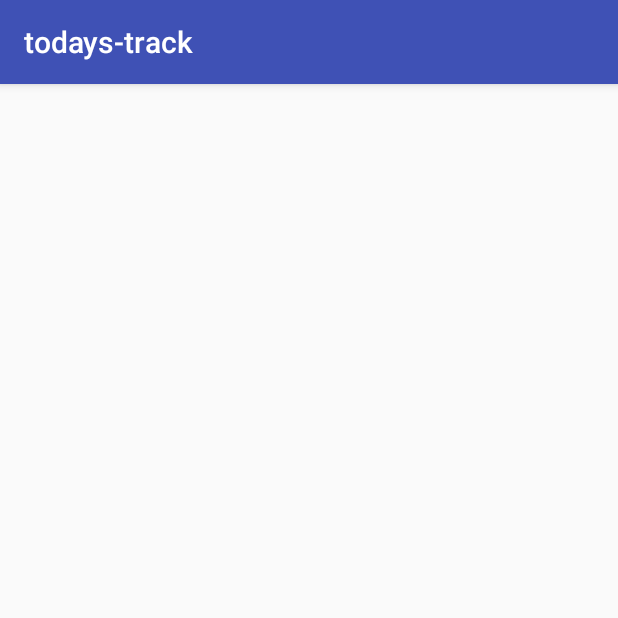
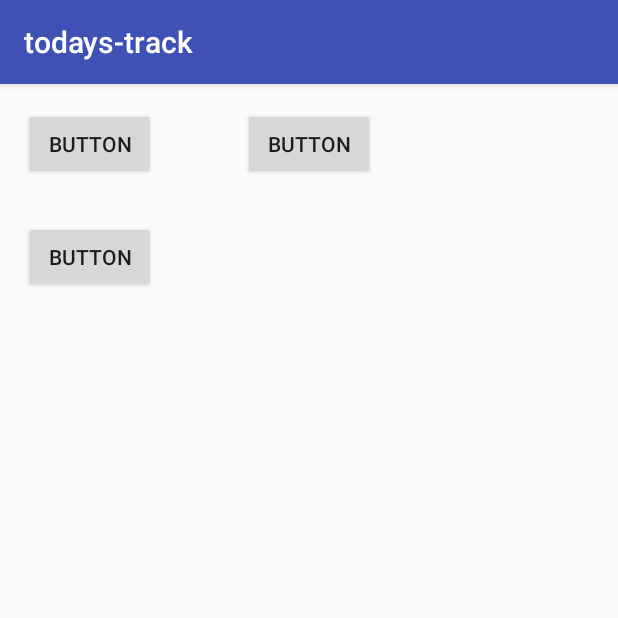
Before and after one commit to gigaverse/todays-track, an Android app: the screen it shows after launch (MainActivity), on a phone screen of 412 x 824 dp, the top half of it. Run offline under Robolectric (Android 15) with nearby library versions, the phone set to English and light mode, and no system bars; libraries missing offline, so code that uses them is left out: com.github.hiteshsondhi88.libffmpeg.

Commit message:
FFMPEG implementation of merginng video and audio
-Added the FFMPEG code that might work

```diff
--- a/app/src/main/java/yambritton/hackrice/todays_track/MainActivity.java
+++ b/app/src/main/java/yambritton/hackrice/todays_track/MainActivity.java
@@ -1,7 +1,17 @@
 package yambritton.hackrice.todays_track;
 
+import android.content.Intent;
+import android.os.Debug;
 import android.support.v7.app.AppCompatActivity;
 import android.os.Bundle;
+import android.util.Log;
+import android.view.View;
+import android.widget.Button;
+import android.widget.Toast;
+
+import com.github.hiteshsondhi88.libffmpeg.ExecuteBinaryResponseHandler;
+import com.github.hiteshsondhi88.libffmpeg.FFmpeg;
+import com.github.hiteshsondhi88.libffmpeg.exceptions.FFmpegCommandAlreadyRunningException;
 
 public class MainActivity extends AppCompatActivity {
 
@@ -9,5 +19,65 @@ public class MainActivity extends AppCompatActivity {
     protected void onCreate(Bundle savedInstanceState) {
         super.onCreate(savedInstanceState);
         setContentView(R.layout.activity_main);
+
+        //This is where I put the test buttons
+        final Button videobutton = (Button) findViewById(R.id.videobutton);
+
+        videobutton.setOnClickListener(new View.OnClickListener() {
+            public void onClick(View v) {
+                //  select video
+
+            }
+        });
+
+        final Button audiobutton = (Button) findViewById(R.id.audiobutton);
+
+        audiobutton.setOnClickListener(new View.OnClickListener() {
+            public void onClick(View v) {
+                // select audio
+            }
+        });
+
+        final Button outputbutton = (Button) findViewById(R.id.outputbutton);
+
+        outputbutton.setOnClickListener(new View.OnClickListener() {
+            public void onClick(View v) {
+                // generate output
+            }
+        });
+
+
     }
+    //TODO -- DETERMINE IF THIS SHOULD REALLY BE VOID
+    protected void mergeAudio(String video, String audio)
+    {
+        FFmpeg ffmpeg = FFmpeg.getInstance(this);
+        String[] cmd = {String.format("ffmpeg -i %s -i %s -c:v copy -c:a copy output.mp4", video, audio)};
+        try {
+        ffmpeg.execute(cmd, new ExecuteBinaryResponseHandler() {
+
+            @Override
+            public void onStart() {}
+
+            @Override
+            public void onProgress(String message) {}
+
+            @Override
+            public void onFailure(String message) {}
+
+            @Override
+            public void onSuccess(String message) {}
+
+            @Override
+            public void onFinish() {}
+        });
+        } catch (FFmpegCommandAlreadyRunningException f)
+        {
+            Log.d("FAILURE", "Already been done son");
+        }
+    }
+
+
+
+
 }
--- a/app/src/main/res/layout/activity_main.xml
+++ b/app/src/main/res/layout/activity_main.xml
@@ -10,4 +10,28 @@
     android:paddingTop="@dimen/activity_vertical_margin"
     tools:context="yambritton.hackrice.todays_track.MainActivity">
 
+    <Button
+        android:text="Button"
+        android:layout_width="wrap_content"
+        android:layout_height="wrap_content"
+        android:layout_alignParentTop="true"
+        android:layout_alignParentStart="true"
+        android:id="@+id/videobutton" />
+
+    <Button
+        android:text="Button"
+        android:layout_width="wrap_content"
+        android:layout_height="wrap_content"
+        android:layout_alignParentTop="true"
+        android:layout_centerHorizontal="true"
+        android:id="@+id/audiobutton" />
+
+    <Button
+        android:text="Button"
+        android:layout_width="wrap_content"
+        android:layout_height="wrap_content"
+        android:layout_below="@+id/videobutton"
+        android:layout_alignParentStart="true"
+        android:layout_marginTop="27dp"
+        android:id="@+id/outputbutton" />
 </RelativeLayout>
```
